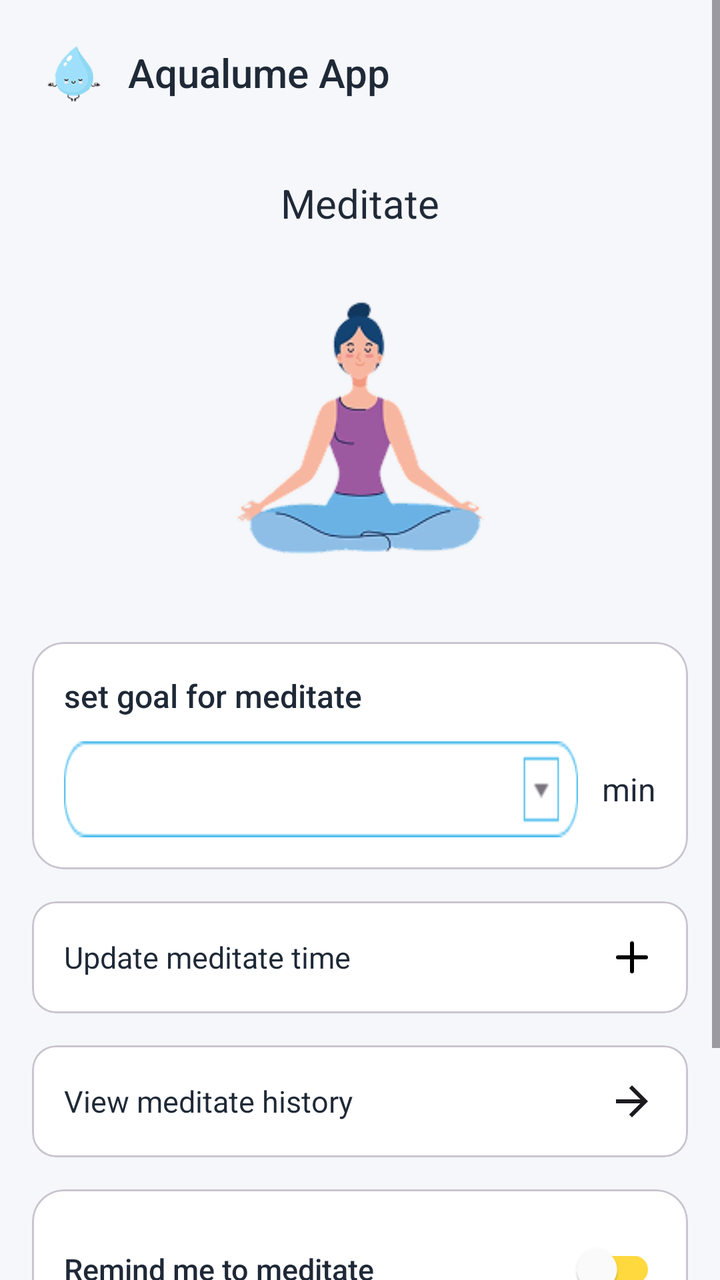
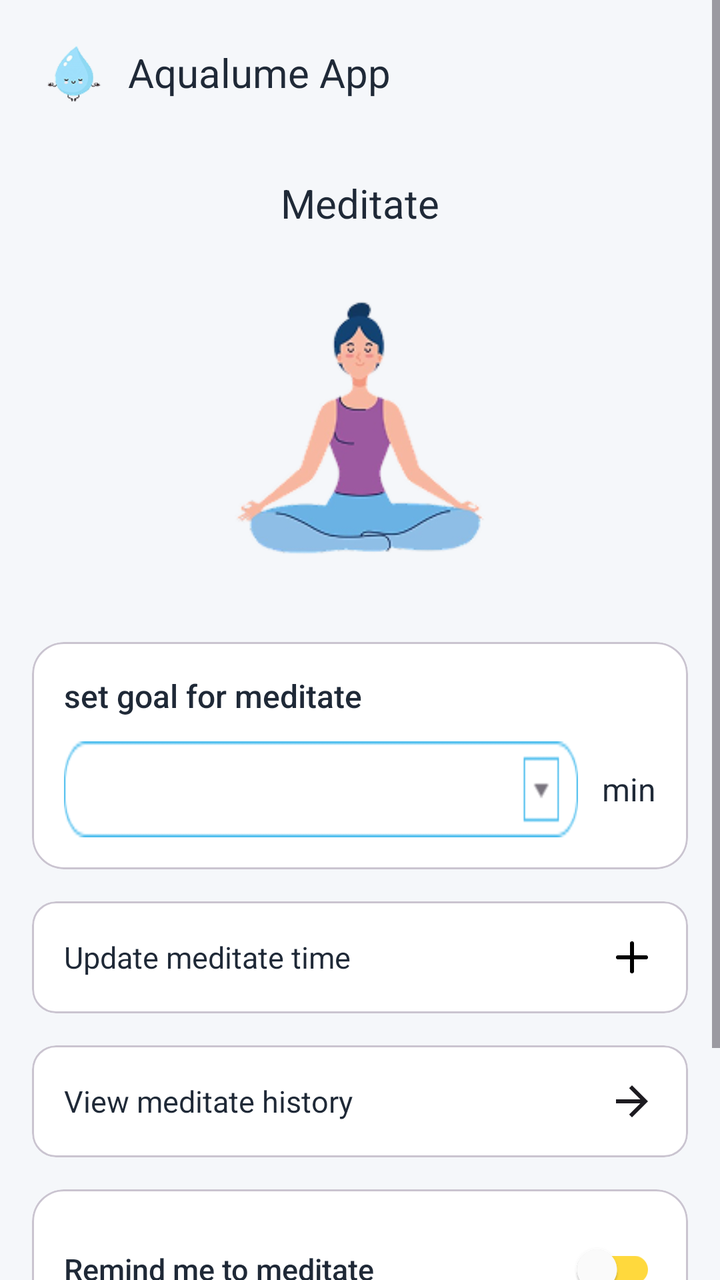

Screens rendered from an Android XML layout before and after an edit, with the pre-edit source and the edit as a unified diff.
<!-- AndroidManifest.xml: application theme Theme.AqualumeApp -->
<!-- res/layout/fragment_meditate.xml -->
<?xml version="1.0" encoding="utf-8"?>
<ScrollView xmlns:android="http://schemas.android.com/apk/res/android"
    xmlns:app="http://schemas.android.com/apk/res-auto"
    android:layout_width="match_parent"
    android:layout_height="match_parent"
    android:background="@color/background"
    android:fillViewport="true">

    <androidx.constraintlayout.widget.ConstraintLayout
        android:layout_width="match_parent"
        android:layout_height="wrap_content"
        android:padding="16dp">

        <ImageView
            android:id="@+id/iv_logo"
            android:layout_width="40dp"
            android:layout_height="40dp"
            android:src="@drawable/logo"
            android:contentDescription="@string/app_name"
            app:layout_constraintStart_toStartOf="parent"
            app:layout_constraintTop_toTopOf="parent" />

        <TextView
            android:id="@+id/tv_app_name"
            android:layout_width="wrap_content"
            android:layout_height="wrap_content"
            android:text="@string/app_name"
            android:textSize="20sp"
            android:textColor="@color/primary_text"
            android:fontFamily="sans-serif-medium"
            android:layout_marginStart="8dp"
            app:layout_constraintBottom_toBottomOf="@id/iv_logo"
            app:layout_constraintStart_toEndOf="@id/iv_logo"
            app:layout_constraintTop_toTopOf="@id/iv_logo" />

        <TextView
            android:id="@+id/tv_title"
            android:layout_width="wrap_content"
            android:layout_height="wrap_content"
            android:layout_marginTop="32dp"
            android:fontFamily="sans-serif"
            android:text="@string/meditateee"
            android:textColor="@color/primary_text"
            android:textSize="20sp"
            app:layout_constraintEnd_toEndOf="parent"
            app:layout_constraintStart_toStartOf="parent"
            app:layout_constraintTop_toBottomOf="@id/iv_logo" />

        <ImageView
            android:id="@+id/iv_meditation"
            android:layout_width="150dp"
            android:layout_height="150dp"
            android:layout_marginTop="24dp"
            android:contentDescription="@string/meditationnnn"
            android:src="@drawable/img_meditation_large"
            app:layout_constraintEnd_toEndOf="parent"
            app:layout_constraintStart_toStartOf="parent"
            app:layout_constraintTop_toBottomOf="@id/tv_title" />

        <com.google.android.material.card.MaterialCardView
            android:id="@+id/card_goal"
            android:layout_width="0dp"
            android:layout_height="wrap_content"
            android:layout_marginTop="32dp"
            app:cardCornerRadius="16dp"
            app:cardElevation="0dp"
            app:cardBackgroundColor="@color/white"
            app:layout_constraintEnd_toEndOf="parent"
            app:layout_constraintStart_toStartOf="parent"
            app:layout_constraintTop_toBottomOf="@id/iv_meditation">

            <LinearLayout
                android:layout_width="match_parent"
                android:layout_height="wrap_content"
                android:orientation="vertical"
                android:padding="16dp">

                <TextView
                    android:layout_width="wrap_content"
                    android:layout_height="wrap_content"
                    android:text="@string/set_goal_for_meditate"
                    android:textSize="16sp"
                    android:textColor="@color/primary_text"
                    android:fontFamily="sans-serif-medium" />

                <LinearLayout
                    android:layout_width="match_parent"
                    android:layout_height="wrap_content"
                    android:orientation="horizontal"
                    android:layout_marginTop="12dp"
                    android:gravity="center_vertical">

                    <Spinner
                        android:id="@+id/spinner_goal"
                        android:layout_width="0dp"
                        android:layout_height="48dp"
                        android:layout_weight="1"
                        android:background="@drawable/spinner_background"
                        android:padding="12dp" />

                    <TextView
                        android:layout_width="wrap_content"
                        android:layout_height="wrap_content"
                        android:text="@string/min"
                        android:textSize="16sp"
                        android:textColor="@color/primary_text"
                        android:layout_marginStart="12dp" />

                </LinearLayout>

            </LinearLayout>

        </com.google.android.material.card.MaterialCardView>

        <com.google.android.material.card.MaterialCardView
            android:id="@+id/btn_update_time"
            android:layout_width="0dp"
            android:layout_height="wrap_content"
            android:layout_marginTop="16dp"
            app:cardCornerRadius="12dp"
            app:cardElevation="0dp"
            app:cardBackgroundColor="@color/white"
            app:layout_constraintEnd_toEndOf="parent"
            app:layout_constraintStart_toStartOf="parent"
            app:layout_constraintTop_toBottomOf="@id/card_goal">

            <LinearLayout
                android:layout_width="match_parent"
                android:layout_height="wrap_content"
                android:orientation="horizontal"
                android:padding="16dp"
                android:gravity="center_vertical">

                <TextView
                    android:layout_width="0dp"
                    android:layout_height="wrap_content"
                    android:layout_weight="1"
                    android:text="Update meditate time"
                    android:textSize="15sp"
                    android:textColor="@color/primary_text" />

                <ImageView
                    android:layout_width="24dp"
                    android:layout_height="24dp"
                    android:src="@drawable/ic_add"
                    android:contentDescription="Add" />

            </LinearLayout>

        </com.google.android.material.card.MaterialCardView>

        <com.google.android.material.card.MaterialCardView
            android:id="@+id/btn_view_history"
            android:layout_width="0dp"
            android:layout_height="wrap_content"
            android:layout_marginTop="16dp"
            app:cardCornerRadius="12dp"
            app:cardElevation="0dp"
            app:cardBackgroundColor="@color/white"
            app:layout_constraintEnd_toEndOf="parent"
            app:layout_constraintStart_toStartOf="parent"
            app:layout_constraintTop_toBottomOf="@id/btn_update_time">

            <LinearLayout
                android:layout_width="match_parent"
                android:layout_height="wrap_content"
                android:orientation="horizontal"
                android:padding="16dp"
                android:gravity="center_vertical">

                <TextView
                    android:layout_width="0dp"
                    android:layout_height="wrap_content"
                    android:layout_weight="1"
                    android:text="View meditate history"
                    android:textSize="15sp"
                    android:textColor="@color/primary_text" />

                <ImageView
                    android:layout_width="24dp"
                    android:layout_height="24dp"
                    android:src="@drawable/ic_arrow_right"
                    android:contentDescription="View" />

            </LinearLayout>

        </com.google.android.material.card.MaterialCardView>

        <com.google.android.material.card.MaterialCardView
            android:id="@+id/card_reminder"
            android:layout_width="0dp"
            android:layout_height="wrap_content"
            android:layout_marginTop="16dp"
            app:cardCornerRadius="16dp"
            app:cardElevation="0dp"
            app:cardBackgroundColor="@color/white"
            app:layout_constraintEnd_toEndOf="parent"
            app:layout_constraintStart_toStartOf="parent"
            app:layout_constraintTop_toBottomOf="@id/btn_view_history">

            <LinearLayout
                android:layout_width="match_parent"
                android:layout_height="wrap_content"
                android:orientation="vertical"
                android:padding="16dp">

                <LinearLayout
                    android:layout_width="match_parent"
                    android:layout_height="wrap_content"
                    android:orientation="horizontal"
                    android:gravity="center_vertical">

                    <TextView
                        android:layout_width="0dp"
                        android:layout_height="wrap_content"
                        android:layout_weight="1"
                        android:text="Remind me to meditate"
                        android:textSize="15sp"
                        android:textColor="@color/primary_text"
                        android:fontFamily="sans-serif-medium" />

                    <androidx.appcompat.widget.SwitchCompat
                        android:id="@+id/switch_reminder"
                        android:layout_width="wrap_content"
                        android:layout_height="wrap_content"
                        app:thumbTint="@color/white"
                        app:trackTint="@color/meditation_primary" />

                </LinearLayout>

                <TextView
                    android:layout_width="wrap_content"
                    android:layout_height="wrap_content"
                    android:text="Select Time"
                    android:textSize="14sp"
                    android:textColor="@color/primary_text"
                    android:layout_marginTop="16dp" />

                <LinearLayout
                    android:layout_width="match_parent"
                    android:layout_height="wrap_content"
                    android:orientation="horizontal"
                    android:layout_marginTop="8dp"
                    android:gravity="center_vertical">

                    <Spinner
                        android:id="@+id/spinner_hour"
                        android:layout_width="0dp"
                        android:layout_height="48dp"
                        android:layout_weight="1"
                        android:background="@drawable/spinner_background2"
                        android:padding="12dp" />

                    <Spinner
                        android:id="@+id/spinner_am_pm"
                        android:layout_width="100dp"
                        android:layout_height="48dp"
                        android:layout_marginStart="12dp"
                        android:background="@drawable/spinner_background3"
                        android:padding="12dp" />

                </LinearLayout>

            </LinearLayout>

        </com.google.android.material.card.MaterialCardView>

    </androidx.constraintlayout.widget.ConstraintLayout>

</ScrollView>
<!-- resources referenced by this layout -->
<resources>
  <color name="background">#F5F7FA</color>
  <color name="meditation_primary">#FFD93D</color>
  <color name="primary_text">#1F2937</color>
  <color name="white">#FFFFFFFF</color>
  <!-- drawable ic_add (drawable) -->
  <vector xmlns:android="http://schemas.android.com/apk/res/android"
      android:width="48dp"
      android:height="48dp"
      android:viewportWidth="48"
      android:viewportHeight="48">
    <path
        android:pathData="M24,10V38M10,24H38"
        android:strokeLineJoin="round"
        android:strokeWidth="4"
        android:fillColor="#00000000"
        android:strokeColor="#000000"
        android:strokeLineCap="round"/>
  </vector>
  <!-- drawable ic_arrow_right (drawable) -->
  <vector xmlns:android="http://schemas.android.com/apk/res/android"
      android:width="24dp"
      android:height="24dp"
      android:viewportWidth="24"
      android:viewportHeight="24">
    <path
        android:pathData="M16.175,11L10.575,5.4L12,4L20,12L12,20L10.575,18.6L16.175,13H4V11H16.175Z"
        android:fillColor="#1D1B20"/>
  </vector>
  <!-- drawable img_meditation_large: png bitmap (drawable, 19328 bytes) -->
  <!-- drawable logo: png bitmap (drawable, 4577 bytes) -->
  <!-- drawable spinner_background: png bitmap (drawable, 1124 bytes) -->
  <!-- drawable spinner_background2: png bitmap (drawable, 743 bytes) -->
  <!-- drawable spinner_background3: png bitmap (drawable, 687 bytes) -->
  <string name="app_name">Aqualume App</string>
  <string name="meditateee">Meditate</string>
  <string name="meditationnnn">Meditation</string>
  <string name="min">min</string>
  <string name="set_goal_for_meditate">set goal for meditate</string>
  <style name="Theme.AqualumeApp" parent="Base.Theme.AqualumeApp" />
  <style name="Base.Theme.AqualumeApp" parent="Theme.Material3.DayNight.NoActionBar">
          
          
      </style>
</resources>

<!-- the commit's change to res/layout/fragment_meditate.xml (unified diff, before → after) -->
@@ -24,11 +24,11 @@
             android:id="@+id/tv_app_name"
             android:layout_width="wrap_content"
             android:layout_height="wrap_content"
+            android:layout_marginStart="8dp"
+            android:fontFamily="sans-serif"
             android:text="@string/app_name"
+            android:textColor="@color/primary_text"
             android:textSize="20sp"
-            android:textColor="@color/primary_text"
-            android:fontFamily="sans-serif-medium"
-            android:layout_marginStart="8dp"
             app:layout_constraintBottom_toBottomOf="@id/iv_logo"
             app:layout_constraintStart_toEndOf="@id/iv_logo"
             app:layout_constraintTop_toTopOf="@id/iv_logo" />
